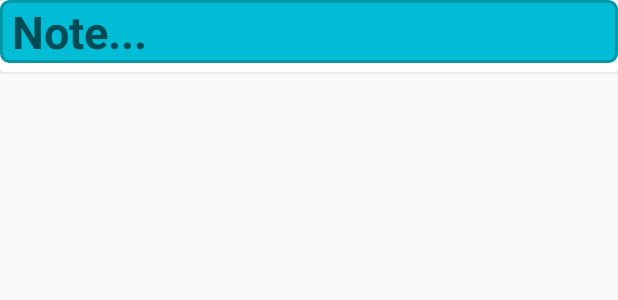
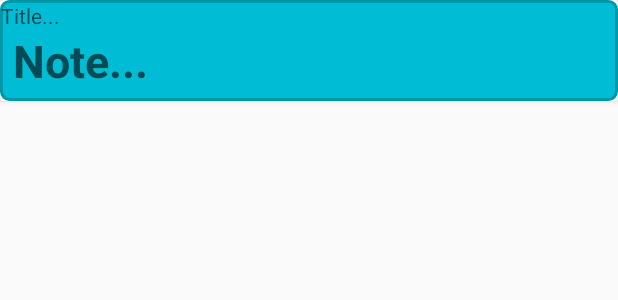
Before and after one commit to SomeSimpleThings/simplelist, an Android app: the layout recyclerview_item.xml on its own in the app's theme, with its tools: preview values and no code run, on a phone screen of 412 x 824 dp. Shown: the top 300 px of the screen. Run offline under Robolectric (Android 15) with nearby library versions, the phone set to English and light mode, and no system bars.

Commit message:
added note title added bottombar behavior

```diff
--- a/app/src/main/java/com/somethingsimple/simplelist/view/BottomDrawerFragment.java
+++ b/app/src/main/java/com/somethingsimple/simplelist/view/BottomDrawerFragment.java
@@ -34,7 +34,7 @@ public class BottomDrawerFragment extends BottomSheetDialogFragment {
         ImageView close_image = getView().findViewById(R.id.close_imageview);
         close_image.setOnClickListener(v -> BottomDrawerFragment.this.dismiss());
 
-        NavigationView view = getView().findViewById(R.id.navigation_view);
+        NavigationView drawerNavigation = getView().findViewById(R.id.navigation_view);
 
         Bundle bundle = getArguments();
         FirebaseUser fbuser = bundle.getParcelable(getString(R.string.user_bundle_key));
@@ -49,11 +49,11 @@ public class BottomDrawerFragment extends BottomSheetDialogFragment {
             TextView userEmail = getView().findViewById(R.id.textEmail);
             userEmail.setText(fbuser.getEmail());
         } else {
-            view.getMenu().findItem(R.id.sign_out_menu_drawer)
+            drawerNavigation.getMenu().findItem(R.id.sign_out_menu_drawer)
                     .setTitle(getString(R.string.sign_in));
         }
 
-        view.setNavigationItemSelectedListener(menuItem -> {
+        drawerNavigation.setNavigationItemSelectedListener(menuItem -> {
             switch (menuItem.getItemId()) {
                 case R.id.sign_out_menu_drawer:
                     ((MainActivity) getActivity()).processLogout();
--- a/app/src/main/java/com/somethingsimple/simplelist/view/MainActivity.java
+++ b/app/src/main/java/com/somethingsimple/simplelist/view/MainActivity.java
@@ -75,7 +75,6 @@ public class MainActivity extends AppCompatActivity
     public boolean onOptionsItemSelected(MenuItem item) {
         switch (item.getItemId()) {
             case android.R.id.home:
-                mFirebaseUser = mFirebaseAuth.getCurrentUser();
                 BottomDrawerFragment bottomNavDrawerFragment = new BottomDrawerFragment();
                 bottomNavDrawerFragment.setArguments(getNavDrawerBundle());
                 bottomNavDrawerFragment.show(getSupportFragmentManager(), "tag");
@@ -86,6 +85,7 @@ public class MainActivity extends AppCompatActivity
     }
 
     private Bundle getNavDrawerBundle() {
+        mFirebaseUser = mFirebaseAuth.getCurrentUser();
         Bundle bundle = new Bundle();
         bundle.putParcelable(getString(R.string.user_bundle_key), mFirebaseUser);
         return bundle;
--- a/app/src/main/res/layout/recyclerview_item.xml
+++ b/app/src/main/res/layout/recyclerview_item.xml
@@ -1,22 +1,38 @@
 <?xml version="1.0" encoding="utf-8"?>
 <androidx.cardview.widget.CardView xmlns:android="http://schemas.android.com/apk/res/android"
+    xmlns:app="http://schemas.android.com/apk/res-auto"
+    xmlns:tools="http://schemas.android.com/tools"
     android:id="@+id/card_view"
     android:layout_width="match_parent"
     android:layout_height="wrap_content"
     android:orientation="vertical">
 
-    <RelativeLayout
-        android:layout_width="wrap_content"
-        android:layout_height="match_parent">
+    <androidx.constraintlayout.widget.ConstraintLayout
+        android:layout_width="match_parent"
+        android:layout_height="wrap_content"
+        android:background="@drawable/rounded_background">
+
+        <TextView
+            android:id="@+id/note_title"
+            android:layout_width="match_parent"
+            android:layout_height="wrap_content"
+            android:hint="@string/hint_title"
+            app:layout_constraintBottom_toTopOf="@+id/note_text"
+            app:layout_constraintEnd_toEndOf="parent"
+            app:layout_constraintStart_toStartOf="parent"
+            app:layout_constraintTop_toTopOf="parent" />
 
         <TextView
             android:id="@+id/note_text"
             style="@style/note_title"
             android:layout_width="match_parent"
             android:layout_height="wrap_content"
-            android:background="@drawable/rounded_background"
-            android:hint="@string/hint_note" />
+            android:hint="@string/hint_note"
+            app:layout_constraintBottom_toBottomOf="parent"
+            app:layout_constraintEnd_toEndOf="parent"
+            app:layout_constraintStart_toStartOf="parent"
+            app:layout_constraintTop_toBottomOf="@+id/note_title" />
 
-    </RelativeLayout>
+    </androidx.constraintlayout.widget.ConstraintLayout>
 
 </androidx.cardview.widget.CardView>
--- a/app/src/main/res/values/strings.xml
+++ b/app/src/main/res/values/strings.xml
@@ -21,4 +21,6 @@
     <string name="bottom_sheet_email">Email</string>
     <string name="settings">Settings</string>
     <string name="user_bundle_key">fireuser</string>
+    <string name="hint_title">Title...</string>
+    <string name="menu_item_smth">Something</string>
 </resources>
```
Also changed, not shown: app/src/main/java/com/somethingsimple/simplelist/db/Note.java (+27 -12 lines), app/src/main/java/com/somethingsimple/simplelist/view/NoteDetailsFragment.java (+46 -5 lines), app/src/main/java/com/somethingsimple/simplelist/view/NoteListFragment.java (+18 -2 lines), app/src/main/java/com/somethingsimple/simplelist/view/NotesListAdapter.java (+10 -5 lines), app/src/main/res/drawable/ic_arrow_back_black_24dp.xml (added, +9 -0 lines), app/src/main/res/drawable/ic_favorite_border_black_24dp.xml (added, +9 -0 lines), app/src/main/res/layout/fragment_note_details.xml (+32 -4 lines), app/src/main/res/menu/menu_item.xml (added, +12 -0 lines), 1 other file.
